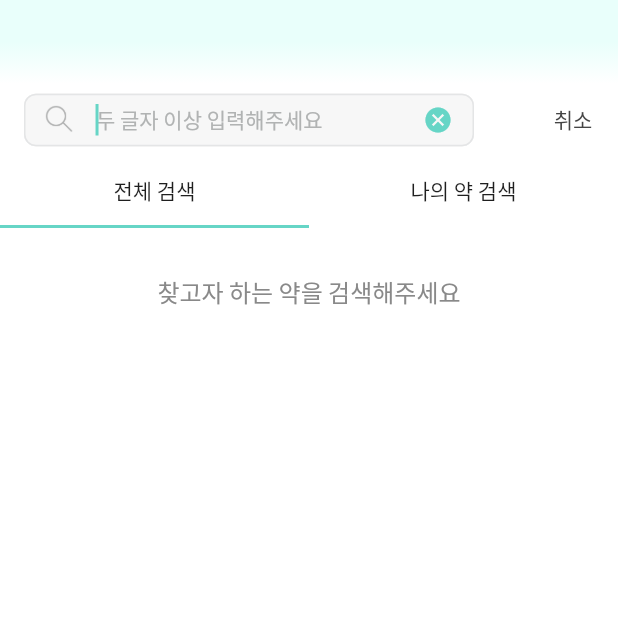
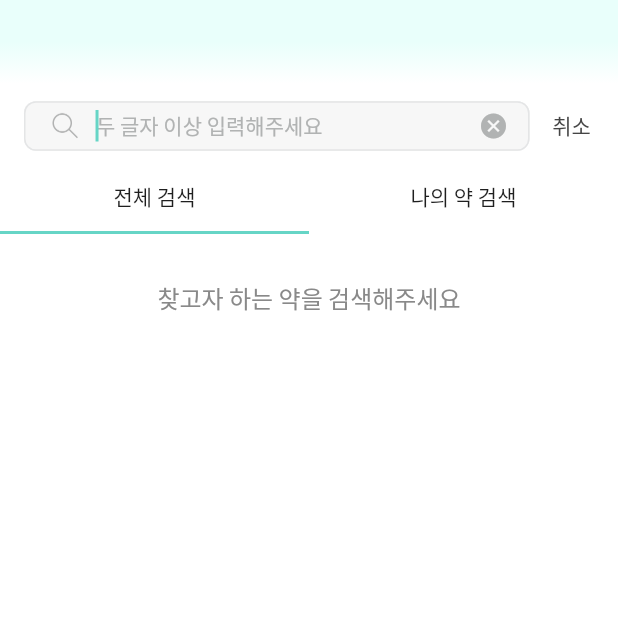
Before and after one commit to Semodrug/semo_ver2, a Flutter app: the SearchScreen screen opened by its route, on a phone screen of 412 x 824 dp, the top half of it. Run offline on Flutter 3.47's test engine with Material 2 defaults, Android fonts, the phone set to English and light mode, and no system bars; our stand-ins replace cloud_firestore, firebase_auth, firebase_core, firebase_storage, fl_chart, flutter_datetime_picker and 8 more; missing offline and left inert: app_settings, dynamic_text_highlighting, firebase_ml_vision; accounts and stored records are empty.

Commit message:
[UPDATE] Search bar update UI

```diff
--- a/lib/home/search_screen.dart
+++ b/lib/home/search_screen.dart
@@ -673,13 +673,14 @@ class _SearchScreenState extends State<SearchScreen> {
       }
     }
 
-    return Row(
+    return Padding(
+      padding: const EdgeInsets.only(left: 16.0, top: 4),
+      child: Row(
         children: [
-        Padding(
-          padding: const EdgeInsets.only(left: 16.0),
-          child: Container(
-            width: 300,
-            height: 35,
+          Container(
+            //
+            width: MediaQuery.of(context).size.width - 75,
+            height: 33,
             decoration: BoxDecoration(
               borderRadius: BorderRadius.all(Radius.circular(8.0)),
               color: gray75,
@@ -711,7 +712,7 @@ class _SearchScreenState extends State<SearchScreen> {
                             icon: Icon(
                               Icons.cancel,
                               size: 20,
-                              color: primary300_main,
+                              color: gray300_inactivated,
                             ),
                             onPressed: () {
                               setState(() {
@@ -722,13 +723,12 @@ class _SearchScreenState extends State<SearchScreen> {
                           ),
                           fillColor: gray50,
                           filled: true,
-                          prefixIcon: Padding(
-                            padding: const EdgeInsets.all(5.0),
+                          prefixIcon:  Padding(
+                            padding: const EdgeInsets.only(left:8.0, top: 5, bottom: 4),
                             child: SizedBox(
                               height: 24,
                               width: 24,
-                              child:
-                              Image.asset('assets/icons/search_grey.png'),
+                              child: Image.asset('assets/icons/search_icon.png'),
                             ),
                           ),
                           hintText: '두 글자 이상 입력해주세요',
@@ -754,17 +754,18 @@ class _SearchScreenState extends State<SearchScreen> {
                                   style: BorderStyle.solid,
                                   width: 1.0,
                                   color: gray75),
-                              borderRadius: BorderRadius.circular(8.0))),
+                              borderRadius: BorderRadius.circular(8.0))
+                      ),
                     )),
               ],
             ),
           ),
-        ),
-        Spacer(),
-        SizedBox(
-          width: 50,
+          Padding(
+            padding: const EdgeInsets.only(left:8.0,top: 0, right:10),
+            child: SizedBox(
+              width: 40,
               child: FlatButton(
-              padding: EdgeInsets.only(right: 10),
+                  padding: EdgeInsets.zero,
                   onPressed: () {
                     Navigator.pop(context);
                   },
@@ -775,8 +776,10 @@ class _SearchScreenState extends State<SearchScreen> {
                         .headline6
                         .copyWith(color: gray700),
                   )),
+            ),
           )
         ],
+      ),
     );
   }
 
```
Lines whose indentation alone changed are shown as unchanged.
